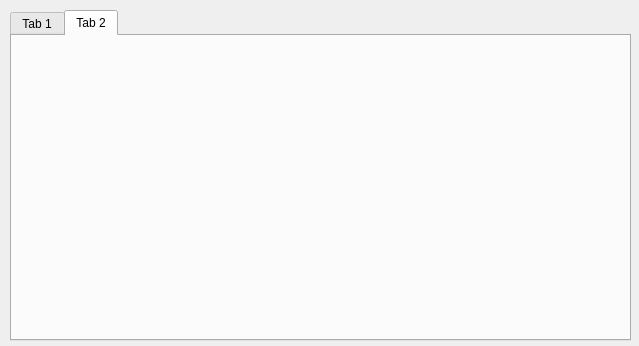
Qt form pymol_docking_plugin/GUI.ui (HiteSit/PyMol_Fitter) before a commit.
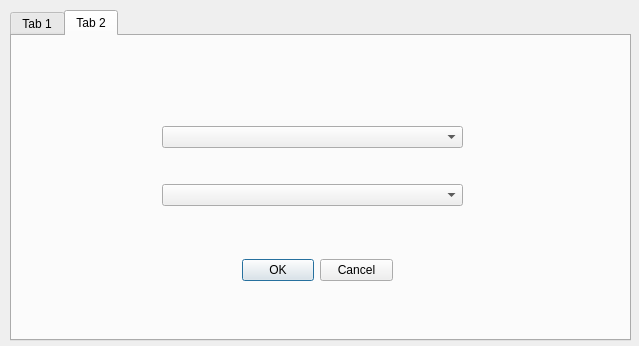
The same form after that commit. The open tabs and pages were chosen to show the change.

```diff
--- a/pymol_docking_plugin/GUI.ui
+++ b/pymol_docking_plugin/GUI.ui
@@ -129,6 +129,37 @@
     <attribute name="title">
      <string>Tab 2</string>
     </attribute>
+    <widget class="QWidget" name="verticalLayoutWidget_3">
+     <property name="geometry">
+      <rect>
+       <x>150</x>
+       <y>60</y>
+       <width>301</width>
+       <height>141</height>
+      </rect>
+     </property>
+     <layout class="QVBoxLayout" name="verticalLayout_3">
+      <item>
+       <widget class="QComboBox" name="protein_chooser_MD"/>
+      </item>
+      <item>
+       <widget class="QComboBox" name="ligand_chooser_MD"/>
+      </item>
+     </layout>
+    </widget>
+    <widget class="QDialogButtonBox" name="buttonBox_MD">
+     <property name="geometry">
+      <rect>
+       <x>230</x>
+       <y>220</y>
+       <width>151</width>
+       <height>28</height>
+      </rect>
+     </property>
+     <property name="standardButtons">
+      <set>QDialogButtonBox::Cancel|QDialogButtonBox::Ok</set>
+     </property>
+    </widget>
    </widget>
   </widget>
  </widget>
```
Left out of the diff: 2 changed lines with no effect on the pictures.
